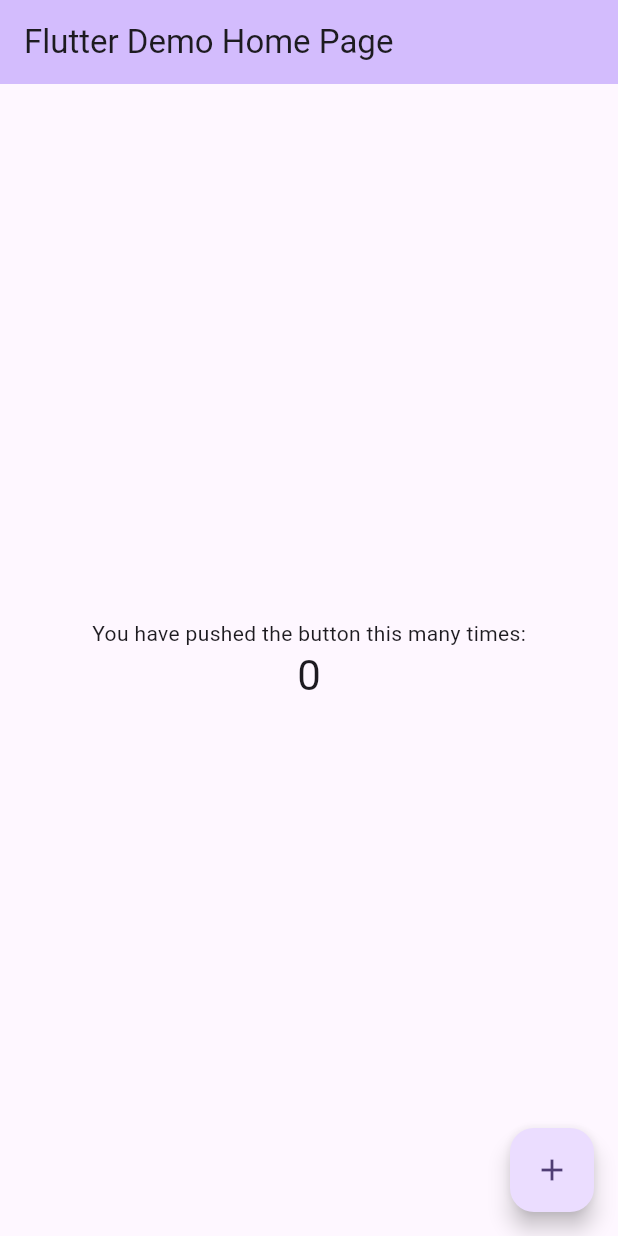
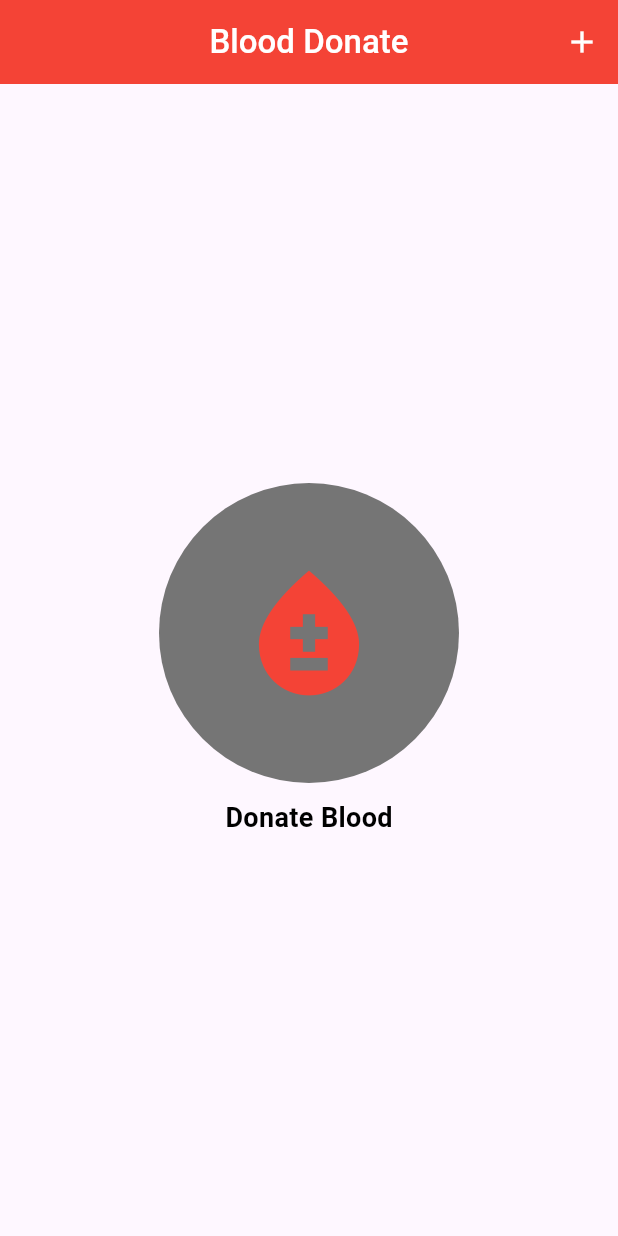
Before and after one commit to mahinurrahmannifad/livetest2_module9, a Flutter app: the screen it shows after launch, on a phone screen of 412 x 824 dp. Run offline on Flutter 3.47's test engine with Material 3 defaults, Android fonts, the light colour scheme and no system bars.

Commit message:
code added

```diff
--- a/lib/main.dart
+++ b/lib/main.dart
@@ -10,18 +10,20 @@ class MyApp extends StatelessWidget {
   @override
   Widget build(BuildContext context) {
     return MaterialApp(
-      title: 'Flutter Demo',
+      title: 'Blood Donate',
+      debugShowCheckedModeBanner: false,
       theme: ThemeData(
         colorScheme: ColorScheme.fromSeed(seedColor: Colors.deepPurple),
         useMaterial3: true,
       ),
-      home: const MyHomePage(title: 'Flutter Demo Home Page'),
+      home: const MyHomePage(title: 'Blood Donate'),
     );
   }
 }
 
 class MyHomePage extends StatefulWidget {
   const MyHomePage({super.key, required this.title});
+
   final String title;
 
   @override
@@ -29,41 +31,54 @@ class MyHomePage extends StatefulWidget {
 }
 
 class _MyHomePageState extends State<MyHomePage> {
-  int _counter = 0;
-
-  void _incrementCounter() {
-    setState(() {
-      _counter++;
-    });
-  }
-
   @override
   Widget build(BuildContext context) {
     return Scaffold(
       appBar: AppBar(
-        backgroundColor: Theme.of(context).colorScheme.inversePrimary,
-        title: Text(widget.title),
+        backgroundColor: Colors.red,
+        title: Text(
+          widget.title,
+          style: TextStyle(fontWeight: FontWeight.w500, color: Colors.white),
+        ),
+        centerTitle: true,
+        actions: [
+          IconButton(
+              onPressed: () {},
+              icon: Icon(
+                Icons.add,
+                color: Colors.white,
+              ))
+        ],
       ),
-      body: Center(
-
-        child: Column(
-          mainAxisAlignment: MainAxisAlignment.center,
-          children: <Widget>[
-            const Text(
-              'You have pushed the button this many times:',
-            ),
-            Text(
-              '$_counter',
-              style: Theme.of(context).textTheme.headlineMedium,
-            ),
-          ],
+      body: Padding(
+        padding: const EdgeInsets.all(8.0),
+        child: Center(
+          child: Column(
+            mainAxisAlignment: MainAxisAlignment.center,
+            children: [
+              CircleAvatar(
+                radius: 100,
+                backgroundColor: Colors.grey[600],
+                child: Icon(
+                  Icons.bloodtype,
+                  color: Colors.red,
+                  size: 100,
+                ),
+              ),
+              SizedBox(
+                height: 10,
+              ),
+              Text(
+                'Donate Blood',
+                style: TextStyle(
+                    fontSize: 18,
+                    fontWeight: FontWeight.bold,
+                    color: Colors.black),
+              )
+            ],
+          ),
         ),
       ),
-      floatingActionButton: FloatingActionButton(
-        onPressed: _incrementCounter,
-        tooltip: 'Increment',
-        child: const Icon(Icons.add),
-      ), // This trailing comma makes auto-formatting nicer for build methods.
     );
   }
 }
```
